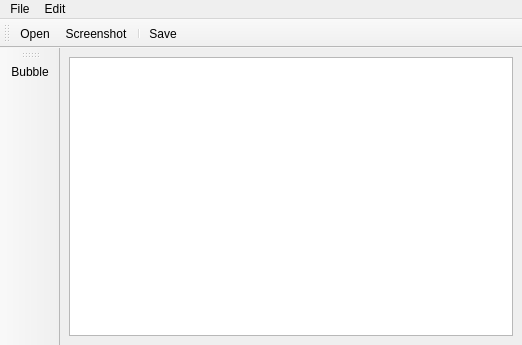
Old version of the form mainwindow.ui in the repository agateau/annot8.
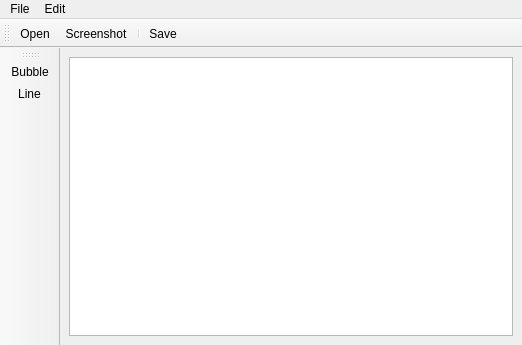
New version of the form.

Commit message: Added line tool

```diff
--- a/mainwindow.ui
+++ b/mainwindow.ui
@@ -35,6 +35,7 @@
     <bool>false</bool>
    </attribute>
    <addaction name="actionBubble"/>
+   <addaction name="actionLine"/>
   </widget>
   <widget class="QToolBar" name="mainToolBar">
    <property name="windowTitle">
@@ -115,6 +116,11 @@
     <string>Del</string>
    </property>
   </action>
+  <action name="actionLine">
+   <property name="text">
+    <string>Line</string>
+   </property>
+  </action>
  </widget>
  <resources/>
  <connections/>
```
The commit also changes 2 other files.
